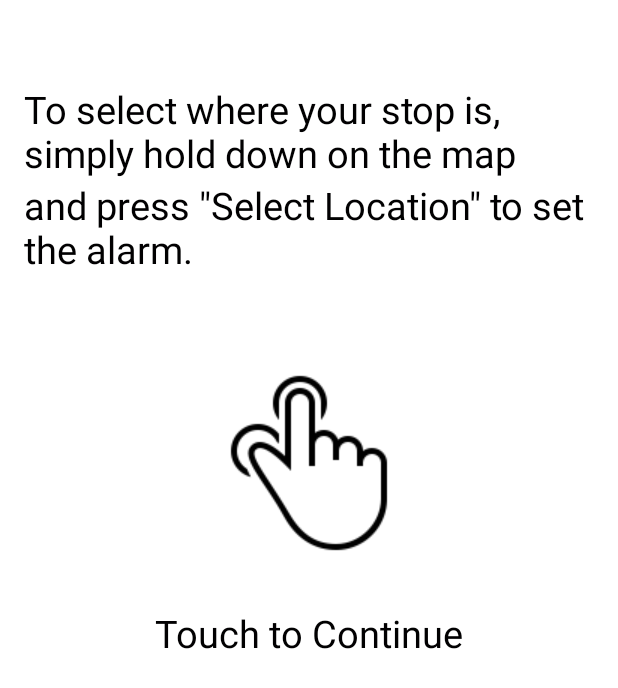
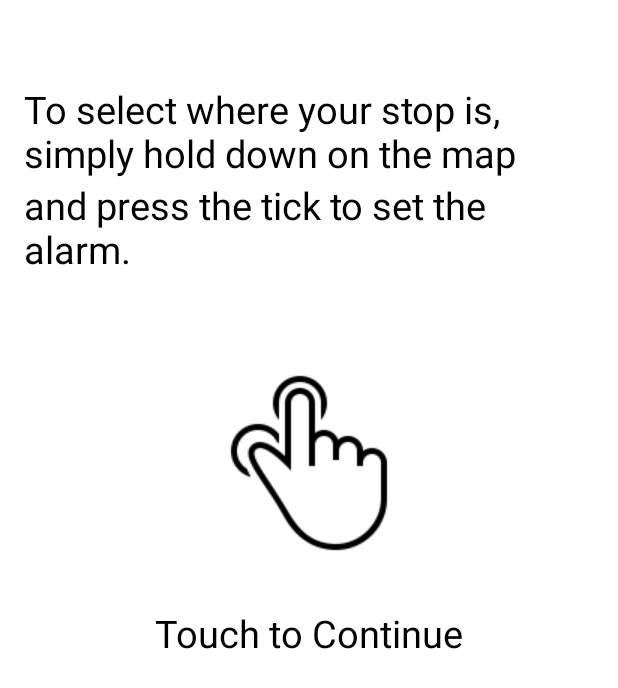
Before and after one commit to SimonFM/NiceAlarms_Desktop, an Android app: the screen it shows after launch (HowTo), on a phone screen of 412 x 824 dp. Shown: the top 688 px of the screen. Run offline under Robolectric (Android 15) with nearby library versions, the light colour scheme and no system bars.

Commit message:
bug fixes

```diff
--- a/NiceAlarms/app/src/main/java/com/nicefeels/nicealarms/CustomDialog.java
+++ b/NiceAlarms/app/src/main/java/com/nicefeels/nicealarms/CustomDialog.java
@@ -50,6 +50,7 @@ public class CustomDialog extends Dialog implements android.view.View.OnClickLis
             case R.id.btn_no:
                 MainActivity.marker = false;
                 MainActivity.mMap.clear();
+                MainActivity.distanceView.setText("Distance: 0m");
                 dismiss();
                 break;
             default:
--- a/NiceAlarms/app/src/main/res/layout/activity_how_to.xml
+++ b/NiceAlarms/app/src/main/res/layout/activity_how_to.xml
@@ -16,22 +16,12 @@
         android:textColor="#010001"
         android:textSize="25dp" />
 
-    <RelativeLayout
-        android:layout_width="match_parent"
-        android:layout_height="match_parent"
-        android:layout_alignParentStart="true"
-        android:layout_alignParentTop="true"
-        android:id="@+id/relativeLayout"
-        android:layout_alignBottom="@+id/HowTo_1">
-
-    </RelativeLayout>
-
     <ImageView
         android:layout_width="wrap_content"
         android:layout_height="wrap_content"
         android:id="@+id/imageView2"
         android:background="@drawable/hold_down_black"
-        android:layout_below="@+id/textView"
+        android:layout_below="@+id/HowToText"
         android:layout_centerHorizontal="true"
         android:layout_marginTop="59dp" />
 
@@ -39,8 +29,8 @@
         android:layout_width="wrap_content"
         android:layout_height="wrap_content"
         android:textAppearance="?android:attr/textAppearanceSmall"
-        android:text="and press &quot;Select Location&quot; to set the alarm."
-        android:id="@+id/textView"
+        android:text="and press the tick to set the alarm."
+        android:id="@+id/HowToText"
         android:layout_below="@+id/HowTo_1"
         android:layout_alignParentStart="true"
         android:textColor="#010001"
@@ -51,7 +41,7 @@
         android:layout_height="wrap_content"
         android:textAppearance="?android:attr/textAppearanceSmall"
         android:text="Touch to Continue"
-        android:id="@+id/textView2"
+        android:id="@+id/HowToText_1"
         android:textColor="#010001"
         android:textSize="25dp"
         android:layout_below="@+id/imageView2"
```
Also changed, not shown: NiceAlarms/app/src/main/java/com/nicefeels/nicealarms/AlarmIntentService.java (+16 -8 lines), NiceAlarms/app/src/main/java/com/nicefeels/nicealarms/MainActivity.java (+24 -21 lines), NiceAlarms/app/src/main/res/layout/activity_main.xml (+17 -13 lines), 1 other file.
